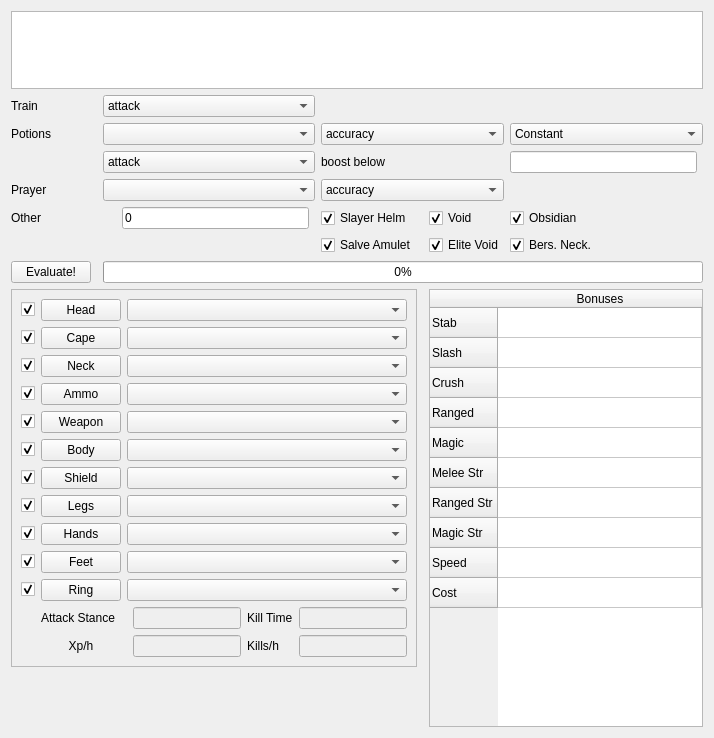
Before: the Qt Designer form osrsmath/apps/GUI/optimize/optimize_skeleton.ui in Palfore/OSRSmath, drawn with Qt 5.
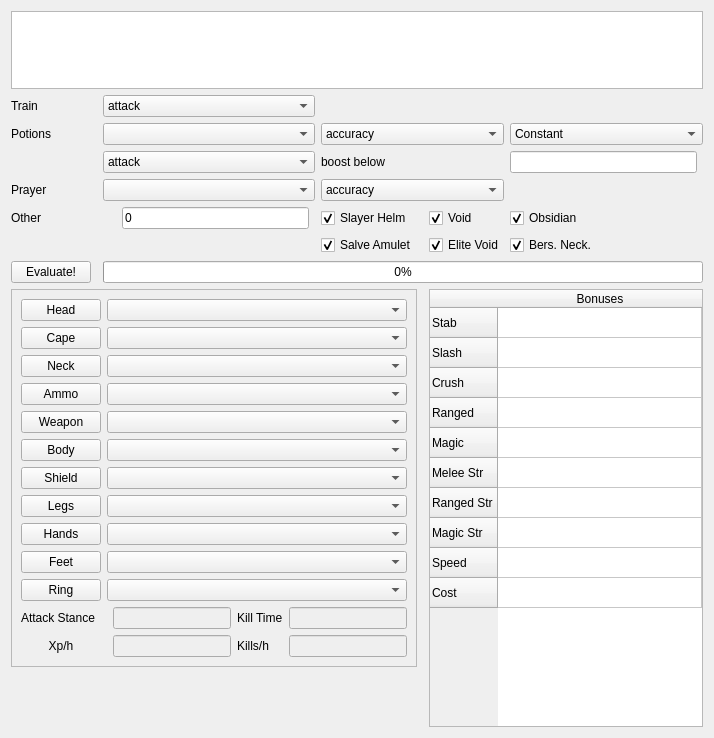
After: the same form once the commit is applied.

Diff of the .ui file:
```diff
--- a/osrsmath/apps/GUI/optimize/optimize_skeleton.ui
+++ b/osrsmath/apps/GUI/optimize/optimize_skeleton.ui
@@ -423,21 +423,24 @@
       <enum>QFrame::Raised</enum>
      </property>
      <layout class="QGridLayout" name="gridLayout_2">
-      <item row="15" column="3">
+      <item row="1" column="1" colspan="4">
+       <widget class="QComboBox" name="head"/>
+      </item>
+      <item row="15" column="2">
        <widget class="QLineEdit" name="attack_stance">
         <property name="enabled">
          <bool>false</bool>
         </property>
        </widget>
       </item>
-      <item row="12" column="1">
+      <item row="12" column="0">
        <widget class="QPushButton" name="hands_link">
         <property name="text">
          <string>Hands</string>
         </property>
        </widget>
       </item>
-      <item row="16" column="3">
+      <item row="16" column="2">
        <widget class="QLineEdit" name="xp_rate">
         <property name="enabled">
          <bool>false</bool>
@@ -447,77 +450,77 @@
         </property>
        </widget>
       </item>
-      <item row="6" column="1">
+      <item row="6" column="0">
        <widget class="QPushButton" name="weapon_link">
         <property name="text">
          <string>Weapon</string>
         </property>
        </widget>
       </item>
-      <item row="1" column="1">
+      <item row="1" column="0">
        <widget class="QPushButton" name="head_link">
         <property name="text">
          <string>Head</string>
         </property>
        </widget>
       </item>
-      <item row="15" column="1">
+      <item row="15" column="0">
        <widget class="QLabel" name="label_2">
         <property name="text">
          <string>Attack Stance</string>
         </property>
        </widget>
       </item>
-      <item row="3" column="1">
+      <item row="3" column="0">
        <widget class="QPushButton" name="cape_link">
         <property name="text">
          <string>Cape</string>
         </property>
        </widget>
       </item>
-      <item row="5" column="1">
+      <item row="5" column="0">
        <widget class="QPushButton" name="ammo_link">
         <property name="text">
          <string>Ammo</string>
         </property>
        </widget>
       </item>
-      <item row="8" column="1">
+      <item row="8" column="0">
        <widget class="QPushButton" name="body_link">
         <property name="text">
          <string>Body</string>
         </property>
        </widget>
       </item>
-      <item row="4" column="1">
+      <item row="4" column="0">
        <widget class="QPushButton" name="neck_link">
         <property name="text">
          <string>Neck</string>
         </property>
        </widget>
       </item>
-      <item row="14" column="1">
+      <item row="14" column="0">
        <widget class="QPushButton" name="ring_link">
         <property name="text">
          <string>Ring</string>
         </property>
        </widget>
       </item>
-      <item row="13" column="1">
+      <item row="13" column="0">
        <widget class="QPushButton" name="feet_link">
         <property name="text">
          <string>Feet</string>
         </property>
        </widget>
       </item>
-      <item row="11" column="1">
+      <item row="11" column="0">
        <widget class="QPushButton" name="legs_link">
         <property name="text">
          <string>Legs</string>
         </property>
        </widget>
       </item>
-      <item row="16" column="1">
+      <item row="16" column="0">
        <widget class="QLabel" name="label">
         <property name="text">
          <string>Xp/h</string>
@@ -527,184 +530,71 @@
         </property>
        </widget>
       </item>
-      <item row="16" column="5">
+      <item row="16" column="4">
        <widget class="QLineEdit" name="kills_per_hour">
         <property name="enabled">
          <bool>false</bool>
         </property>
        </widget>
       </item>
-      <item row="10" column="1">
+      <item row="10" column="0">
        <widget class="QPushButton" name="shield_link">
         <property name="text">
          <string>Shield</string>
         </property>
        </widget>
       </item>
-      <item row="15" column="5">
-       <widget class="QLineEdit" name="kill_time">
-        <property name="enabled">
-         <bool>false</bool>
-        </property>
-       </widget>
-      </item>
       <item row="15" column="4">
+       <widget class="QLineEdit" name="kill_time">
+        <property name="enabled">
+         <bool>false</bool>
+        </property>
+       </widget>
+      </item>
+      <item row="15" column="3">
        <widget class="QLabel" name="label_9">
         <property name="text">
          <string>Kill Time</string>
         </property>
        </widget>
       </item>
-      <item row="12" column="2" colspan="4">
+      <item row="12" column="1" colspan="4">
        <widget class="QComboBox" name="hands"/>
       </item>
-      <item row="10" column="2" colspan="4">
+      <item row="10" column="1" colspan="4">
        <widget class="QComboBox" name="shield"/>
       </item>
-      <item row="6" column="2" colspan="4">
+      <item row="6" column="1" colspan="4">
        <widget class="QComboBox" name="weapon"/>
       </item>
-      <item row="11" column="2" colspan="4">
+      <item row="11" column="1" colspan="4">
        <widget class="QComboBox" name="legs"/>
       </item>
-      <item row="14" column="2" colspan="4">
+      <item row="14" column="1" colspan="4">
        <widget class="QComboBox" name="ring"/>
       </item>
-      <item row="16" column="4">
+      <item row="16" column="3">
        <widget class="QLabel" name="label_10">
         <property name="text">
          <string>Kills/h</string>
         </property>
        </widget>
       </item>
-      <item row="3" column="2" colspan="4">
+      <item row="3" column="1" colspan="4">
        <widget class="QComboBox" name="cape"/>
       </item>
-      <item row="8" column="2" colspan="4">
+      <item row="8" column="1" colspan="4">
        <widget class="QComboBox" name="body"/>
       </item>
-      <item row="13" column="2" colspan="4">
+      <item row="13" column="1" colspan="4">
        <widget class="QComboBox" name="feet"/>
       </item>
-      <item row="5" column="2" colspan="4">
+      <item row="5" column="1" colspan="4">
        <widget class="QComboBox" name="ammo"/>
       </item>
-      <item row="4" column="2" colspan="4">
+      <item row="4" column="1" colspan="4">
        <widget class="QComboBox" name="neck"/>
       </item>
-      <item row="1" column="2" colspan="4">
-       <widget class="QComboBox" name="head"/>
-      </item>
-      <item row="1" column="0">
-       <widget class="QCheckBox" name="include_head">
-        <property name="text">
-         <string/>
-        </property>
-        <property name="checked">
-         <bool>true</bool>
-        </property>
-       </widget>
-      </item>
-      <item row="3" column="0">
-       <widget class="QCheckBox" name="include_cape">
-        <property name="text">
-         <string/>
-        </property>
-        <property name="checked">
-         <bool>true</bool>
-        </property>
-       </widget>
-      </item>
-      <item row="4" column="0">
-       <widget class="QCheckBox" name="include_neck">
-        <property name="text">
-         <string/>
-        </property>
-        <property name="checked">
-         <bool>true</bool>
-        </property>
-       </widget>
-      </item>
-      <item row="5" column="0">
-       <widget class="QCheckBox" name="include_ammo">
-        <property name="text">
-         <string/>
-        </property>
-        <property name="checked">
-         <bool>true</bool>
-        </property>
-       </widget>
-      </item>
-      <item row="6" column="0">
-       <widget class="QCheckBox" name="include_weapon">
-        <property name="text">
-         <string/>
-        </property>
-        <property name="checked">
-         <bool>true</bool>
-        </property>
-       </widget>
-      </item>
-      <item row="8" column="0">
-       <widget class="QCheckBox" name="include_body">
-        <property name="text">
-         <string/>
-        </property>
-        <property name="checked">
-         <bool>true</bool>
-        </property>
-       </widget>
-      </item>
-      <item row="10" column="0">
-       <widget class="QCheckBox" name="include_shield">
-        <property name="text">
-         <string/>
-        </property>
-        <property name="checked">
-         <bool>true</bool>
-        </property>
-       </widget>
-      </item>
-      <item row="11" column="0">
-       <widget class="QCheckBox" name="include_legs">
-        <property name="text">
-         <string/>
-        </property>
-        <property name="checked">
-         <bool>true</bool>
-        </property>
-       </widget>
-      </item>
-      <item row="12" column="0">
-       <widget class="QCheckBox" name="include_hands">
-        <property name="text">
-         <string/>
-        </property>
-        <property name="checked">
-         <bool>true</bool>
-        </property>
-       </widget>
-      </item>
-      <item row="13" column="0">
-       <widget class="QCheckBox" name="include_feet">
-        <property name="text">
-         <string/>
-        </property>
-        <property name="checked">
-         <bool>true</bool>
-        </property>
-       </widget>
-      </item>
-      <item row="14" column="0">
-       <widget class="QCheckBox" name="rings">
-        <property name="text">
-         <string/>
-        </property>
-        <property name="checked">
-         <bool>true</bool>
-        </property>
-       </widget>
-      </item>
      </layout>
     </widget>
    </item>
```
